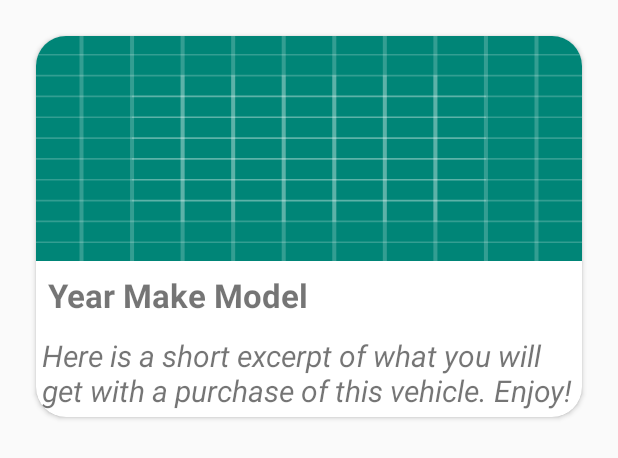
After one commit to roywright05/Cars, an Android app: the layout list_items.xml on its own in the app's theme, with its tools: preview values and no code run, on a phone screen of 412 x 824 dp. The commit adds this screen. Shown: the top 458 px of the screen. Run offline under Robolectric (Android 15) with nearby library versions, the light colour scheme and no system bars.

Commit message:
Home view goes to recycler view with no adapter implemented.

```diff
--- a/app/build.gradle
+++ b/app/build.gradle
@@ -26,4 +26,8 @@ dependencies {
     testImplementation 'junit:junit:4.12'
     androidTestImplementation 'androidx.test.ext:junit:1.1.1'
     androidTestImplementation 'androidx.test.espresso:espresso-core:3.2.0'
+    implementation 'androidx.recyclerview:recyclerview:1.0.0'
+    implementation 'androidx.cardview:cardview:1.0.0'
+
+
 }
--- a/app/src/main/AndroidManifest.xml
+++ b/app/src/main/AndroidManifest.xml
@@ -9,6 +9,7 @@
         android:roundIcon="@mipmap/ic_launcher_round"
         android:supportsRtl="true"
         android:theme="@style/AppTheme">
+        <activity android:name=".Main2Activity"></activity>
         <activity android:name=".MainActivity">
             <intent-filter>
                 <action android:name="android.intent.action.MAIN" />
--- /dev/null
+++ b/app/src/main/res/layout/list_items.xml
@@ -0,0 +1,50 @@
+<?xml version="1.0" encoding="utf-8"?>
+
+<LinearLayout xmlns:android="http://schemas.android.com/apk/res/android"
+    android:layout_width="match_parent"
+    android:layout_height="match_parent"
+    xmlns:app="http://schemas.android.com/apk/res-auto"
+    android:orientation="vertical"
+    android:layout_margin="@dimen/size_16">
+
+
+    <androidx.cardview.widget.CardView
+        android:layout_width="match_parent"
+        android:layout_height="wrap_content"
+        app:cardCornerRadius="@dimen/size_20"
+        android:layout_margin="@dimen/size_8">
+
+        <RelativeLayout
+            android:layout_width="match_parent"
+            android:layout_height="wrap_content">
+
+            <ImageView
+                android:id="@+id/ivCar"
+                android:layout_width="match_parent"
+                android:layout_height="@dimen/size_150"
+                android:background="@drawable/ic_launcher_background"/>
+            <TextView
+                android:id="@+id/tvCarName"
+                android:layout_width="match_parent"
+                android:layout_height="wrap_content"
+                android:padding="@dimen/size_8"
+                android:layout_below="@+id/ivCar"
+                android:text="@string/yearmakemodel"
+                android:textSize="@dimen/text_22"
+                android:textStyle="bold"/>
+
+            <TextView
+                android:id="@+id/tvCarDescription"
+                android:layout_width="match_parent"
+                android:layout_height="wrap_content"
+                android:layout_below="@+id/tvCarName"
+                android:text="@string/description"
+                android:textSize="@dimen/size_20"
+                android:textStyle="italic"
+                android:padding="@dimen/size_4"
+                />
+
+
+        </RelativeLayout>
+    </androidx.cardview.widget.CardView>
+</LinearLayout>
--- a/app/src/main/res/values/dimens.xml
+++ b/app/src/main/res/values/dimens.xml
@@ -17,5 +17,7 @@
     <dimen name="size_40">40dp</dimen>
     <dimen name="size_60">60dp</dimen>
     <dimen name="size_100">100dp</dimen>
+    <dimen name="size_150">150dp</dimen>
+    <dimen name="size_200">200dp</dimen>
 
 </resources>
--- a/app/src/main/res/values/strings.xml
+++ b/app/src/main/res/values/strings.xml
@@ -1,3 +1,5 @@
 <resources>
     <string name="app_name">Cars</string>
+    <string name="yearmakemodel">Year Make Model</string>
+    <string name="description">Here is a short excerpt of what you will get with a purchase of this vehicle. Enjoy!</string>
 </resources>
--- a/build.gradle
+++ b/build.gradle
@@ -4,6 +4,10 @@ buildscript {
     repositories {
         google()
         jcenter()
+
+        maven {
+            url "https://maven.google.com"
+        }
 
     }
     dependencies {
```
Also changed, not shown: app/src/main/java/com/example/cars/Main2Activity.java (added, +14 -0 lines), app/src/main/java/com/example/cars/MainActivity.java (+15 -1 lines), app/src/main/res/layout/activity_main.xml (+23 -5 lines), app/src/main/res/layout/activity_main2.xml (added, +21 -0 lines).
